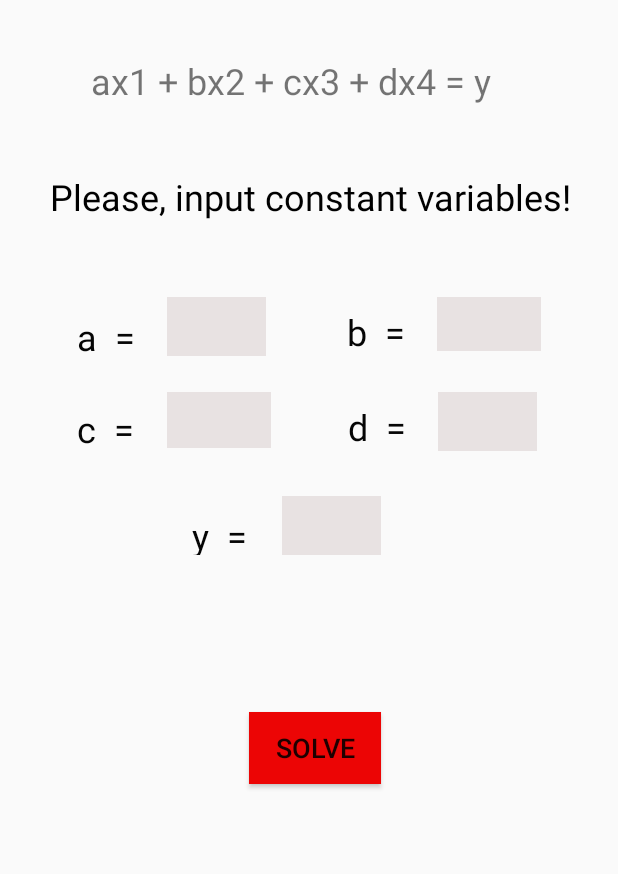
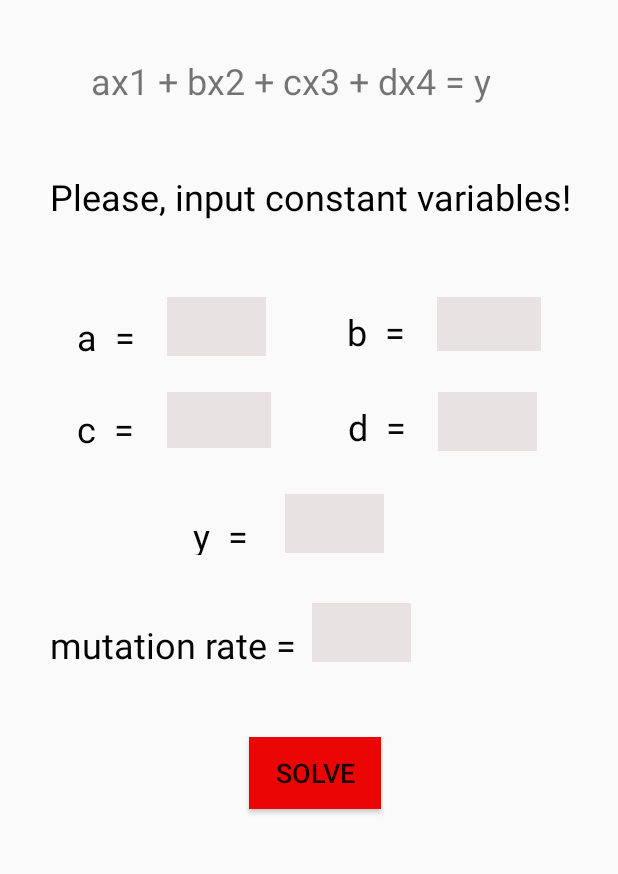
Before and after one commit to lenchyk/RealTimeSystemsLab3.3, an Android app: the screen it shows after launch (MainActivity), on a phone screen of 412 x 824 dp, the part 245-1119 px from its top. Run offline under Robolectric (Android 15) with nearby library versions, the phone set to English and light mode, and no system bars.

Commit message:
Added user input for mutation rate

```diff
--- a/app/src/main/java/genetic/algo/GeneticAlgo.java
+++ b/app/src/main/java/genetic/algo/GeneticAlgo.java
@@ -28,20 +28,21 @@ public class GeneticAlgo {
 
     private int a, b, c, d, y;
     private int populationSize = 2048;
-    private double mutationRate = 0.25;
-    private double elitRate = 0.10; //???
+    private float mutationRate;///here we get user's input of mutation rate
+    private double elitRate = 0.10;
     private int maxIterations = 10000;
 
     private List<Gene> population = new ArrayList<>(populationSize);
 
 
-    public GeneticAlgo(int a, int b, int c, int d, int y) {
+    public GeneticAlgo(int a, int b, int c, int d, int y, float mutationRate) {
 
         this.a = a;
         this.b = b;
         this.c = c;
         this.d = d;
         this.y = y;
+        this.mutationRate = mutationRate;
 
         Random rand = new Random();
         for (Gene p: population){
--- a/app/src/main/java/genetic/algo/MainActivity.java
+++ b/app/src/main/java/genetic/algo/MainActivity.java
@@ -12,7 +12,8 @@ import android.widget.TextView;
 public class MainActivity extends AppCompatActivity {
 
     private int a, b, c, d, y;
-    public EditText get_a, get_b, get_c, get_d, get_y;
+    private float m;
+    public EditText get_a, get_b, get_c, get_d, get_y, get_mutationRate;
     public TextView result;
 
 
@@ -32,6 +33,7 @@ public class MainActivity extends AppCompatActivity {
                 get_c = (EditText) findViewById(R.id.c);
                 get_d = (EditText) findViewById(R.id.d);
                 get_y = (EditText) findViewById(R.id.y);
+                get_mutationRate = (EditText) findViewById(R.id.m);
 
                 if (correctInput()){
                     a = Integer.parseInt(get_a.getText().toString());
@@ -39,7 +41,8 @@ public class MainActivity extends AppCompatActivity {
                     c = Integer.parseInt(get_c.getText().toString());
                     d = Integer.parseInt(get_d.getText().toString());
                     y = Integer.parseInt(get_y.getText().toString());
-                    GeneticAlgo genetic = new GeneticAlgo(a, b, c, d, y);
+                    m = Float.parseFloat(get_mutationRate.getText().toString());
+                    GeneticAlgo genetic = new GeneticAlgo(a, b, c, d, y, m);
                     String finalResult = genetic.solution();
                     result.setText(finalResult);
                     Intent intent = new Intent(MainActivity.this, NewActivity.class);
--- a/app/src/main/res/layout/activity_main.xml
+++ b/app/src/main/res/layout/activity_main.xml
@@ -5,6 +5,35 @@
     android:layout_width="match_parent"
     android:layout_height="match_parent"
     tools:context=".MainActivity">
+
+    <EditText
+        android:id="@+id/m"
+        android:layout_width="66dp"
+        android:layout_height="39dp"
+        android:layout_marginTop="16dp"
+        android:layout_marginEnd="138dp"
+        android:layout_marginBottom="33dp"
+        android:background="#E8E2E2"
+        android:ems="10"
+        android:inputType="numberSigned"
+        app:layout_constraintBottom_toTopOf="@+id/solve"
+        app:layout_constraintEnd_toEndOf="parent"
+        app:layout_constraintStart_toEndOf="@+id/mutation"
+        app:layout_constraintTop_toBottomOf="@+id/y" />
+
+    <TextView
+        android:id="@+id/mutation"
+        android:layout_width="174dp"
+        android:layout_height="27dp"
+        android:layout_marginStart="33dp"
+        android:layout_marginTop="27dp"
+        android:layout_marginBottom="33dp"
+        android:text="mutation rate = "
+        android:textColor="#050505"
+        android:textSize="24sp"
+        app:layout_constraintBottom_toTopOf="@+id/solve"
+        app:layout_constraintStart_toStartOf="parent"
+        app:layout_constraintTop_toBottomOf="@+id/y" />
 
     <TextView
         android:id="@+id/geneticAlgo"
@@ -127,8 +156,8 @@
         android:id="@+id/y"
         android:layout_width="66dp"
         android:layout_height="39dp"
-        android:layout_marginTop="33dp"
-        android:layout_marginEnd="158dp"
+        android:layout_marginTop="32dp"
+        android:layout_marginEnd="156dp"
         android:background="#E8E2E2"
         android:ems="10"
         android:inputType="numberSigned"
@@ -176,7 +205,6 @@
         android:layout_width="wrap_content"
         android:layout_height="wrap_content"
         android:layout_marginStart="165dp"
-        android:layout_marginTop="87dp"
         android:layout_marginEnd="158dp"
         android:layout_marginBottom="121dp"
         android:background="#EC0505"
@@ -185,7 +213,6 @@
         android:textSize="18sp"
         app:layout_constraintBottom_toBottomOf="parent"
         app:layout_constraintEnd_toEndOf="parent"
-        app:layout_constraintStart_toStartOf="parent"
-        app:layout_constraintTop_toBottomOf="@+id/y" />
+        app:layout_constraintStart_toStartOf="parent" />
 
 </androidx.constraintlayout.widget.ConstraintLayout>
```
